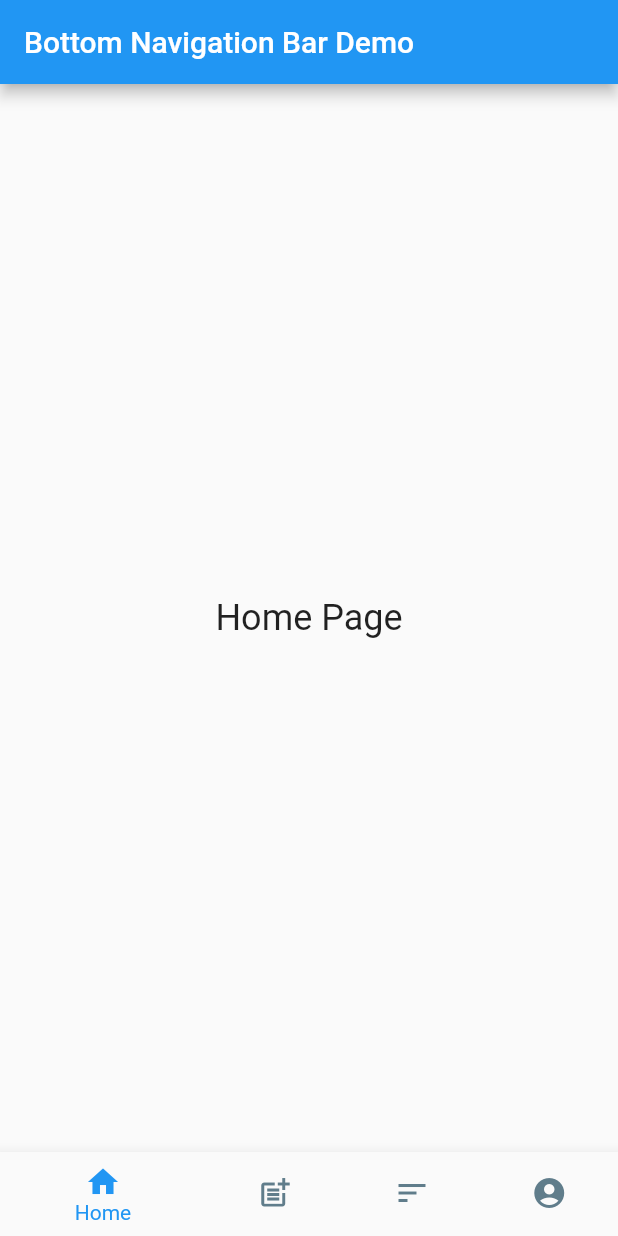
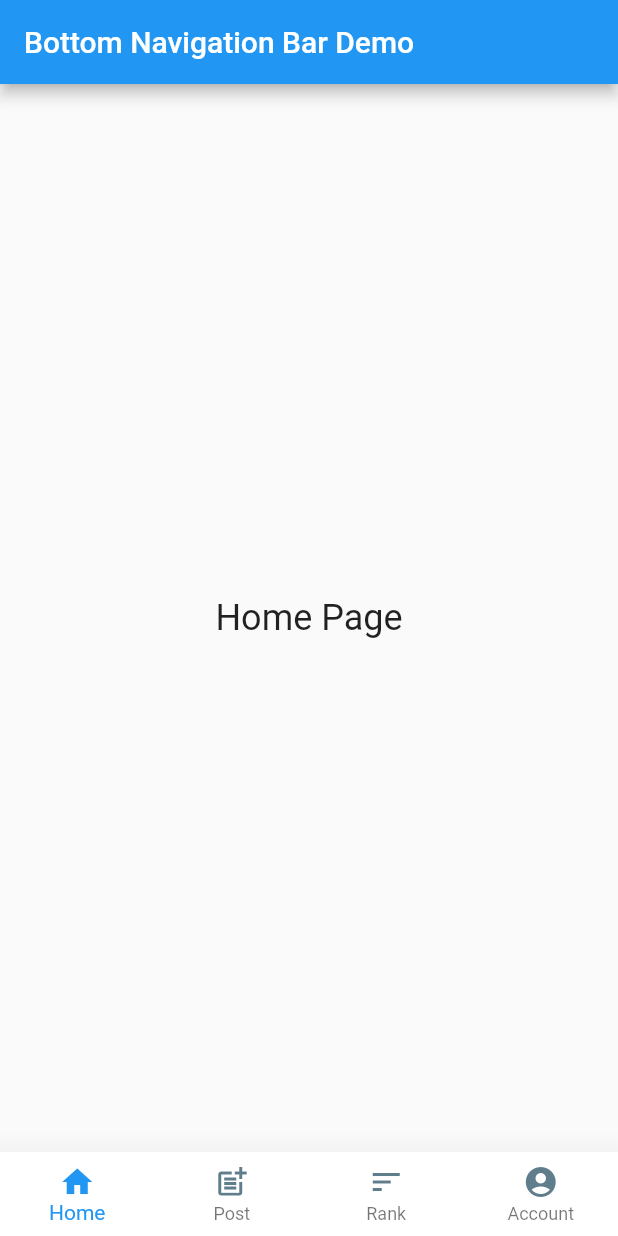
Before and after one commit to demirelarda/AkademiHUBFlutter, a Flutter app: the screen it shows after launch, on a phone screen of 412 x 824 dp. Run offline on Flutter 3.47's test engine with Material 2 defaults, Android fonts, the phone set to English and light mode, and no system bars.

```diff
--- a/lib/main.dart
+++ b/lib/main.dart
@@ -61,6 +61,8 @@ class _MyHomePageState extends State<MyHomePage> {
       ),
       bottomNavigationBar: BottomNavigationBar(
         backgroundColor: Colors.white,
+        elevation: 20, // gölge ekleme
+        type: BottomNavigationBarType.fixed, // item'lar fixed olsun
         items: const <BottomNavigationBarItem>[
           BottomNavigationBarItem(
             icon: Icon(Icons.home, color: Colors.blueGrey),
```
